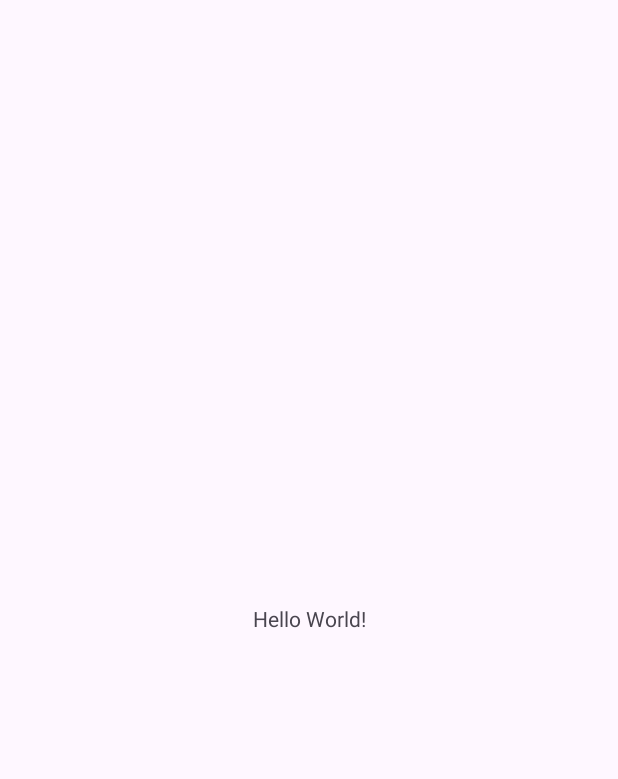
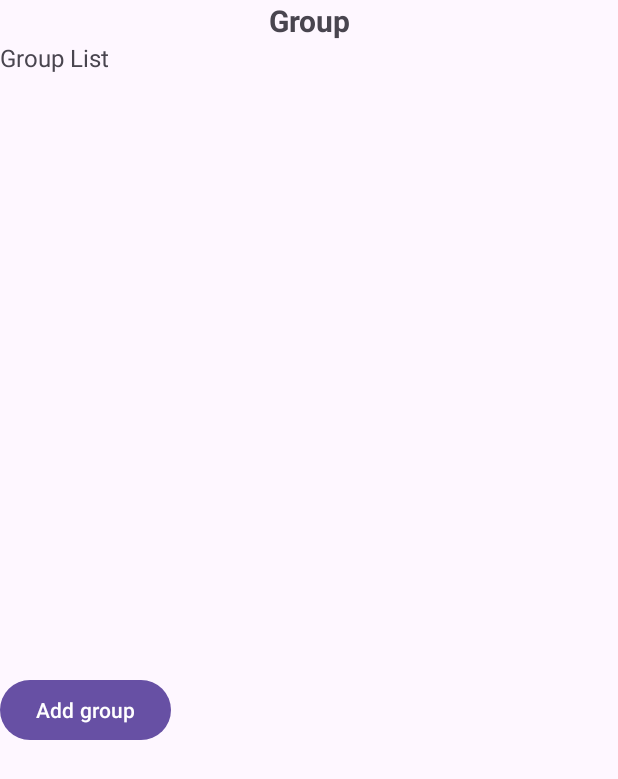
Before and after one commit to AdrianJelenici5/Munch-CMPT362, an Android app: the screen it shows after launch (MainActivity), on a phone screen of 412 x 824 dp. Before the commit the part shown is almost empty. Shown: the top 779 px of the screen. Run offline under Robolectric (Android 15) with nearby library versions, the phone set to English and light mode, and no system bars; our stand-ins replace Room's generated code.

Commit message:
Group list view, no input

```diff
--- a/app/src/main/java/com/example/munch_cmpt362/MainActivity.kt
+++ b/app/src/main/java/com/example/munch_cmpt362/MainActivity.kt
@@ -1,20 +1,20 @@
 package com.example.munch_cmpt362
 
 import android.os.Bundle
-import androidx.activity.enableEdgeToEdge
 import androidx.appcompat.app.AppCompatActivity
-import androidx.core.view.ViewCompat
-import androidx.core.view.WindowInsetsCompat
+import com.example.munch_cmpt362.group.GroupFragment
 
 class MainActivity : AppCompatActivity() {
+    private val groupTAG = "group tag"
     override fun onCreate(savedInstanceState: Bundle?) {
         super.onCreate(savedInstanceState)
-        enableEdgeToEdge()
-        setContentView(R.layout.activity_main)
-        ViewCompat.setOnApplyWindowInsetsListener(findViewById(R.id.main)) { v, insets ->
-            val systemBars = insets.getInsets(WindowInsetsCompat.Type.systemBars())
-            v.setPadding(systemBars.left, systemBars.top, systemBars.right, systemBars.bottom)
-            insets
+        //setContentView(R.layout.activity_main)
+
+        // Start the GROUP fragment
+        if(supportFragmentManager.findFragmentByTag(groupTAG) == null) {
+            val groupFragment = GroupFragment()
+            supportFragmentManager.beginTransaction().add(android.R.id.content, groupFragment, groupTAG)
+                .commit()
         }
     }
 }
--- /dev/null
+++ b/app/src/main/java/com/example/munch_cmpt362/group/GroupFragment.kt
@@ -0,0 +1,84 @@
+package com.example.munch_cmpt362.group
+
+import android.os.Bundle
+import android.view.LayoutInflater
+import android.view.View
+import android.view.ViewGroup
+import android.widget.Button
+import android.widget.ListView
+import android.widget.Toast
+import androidx.fragment.app.Fragment
+import androidx.lifecycle.ViewModelProvider
+import com.example.munch_cmpt362.R
+import com.example.munch_cmpt362.group.datadaoview.Group
+import com.example.munch_cmpt362.group.datadaoview.GroupDatabase
+import com.example.munch_cmpt362.group.datadaoview.GroupDatabaseDao
+import com.example.munch_cmpt362.group.datadaoview.GroupRepository
+import com.example.munch_cmpt362.group.datadaoview.GroupViewModel
+import com.example.munch_cmpt362.group.datadaoview.GroupViewModelFactory
+import com.example.munch_cmpt362.group.datadaoview.User
+import kotlinx.coroutines.CoroutineScope
+import kotlinx.coroutines.Dispatchers.IO
+import kotlinx.coroutines.launch
+
+class GroupFragment: Fragment() {
+
+    private lateinit var addGroupButton: Button
+    private lateinit var myGroupListView: ListView
+
+    private lateinit var groupList: ArrayList<Group>
+    private lateinit var myGroupListAdapter: GroupListAdapter
+    private lateinit var groupDatabase: GroupDatabase
+    private lateinit var groupDatabaseDao: GroupDatabaseDao
+    private lateinit var groupViewModel: GroupViewModel
+    private lateinit var groupRepository: GroupRepository
+    private lateinit var groupViewModelFactory: GroupViewModelFactory
+
+    override fun onCreateView(
+        inflater: LayoutInflater, container: ViewGroup?,
+        savedInstanceState: Bundle?
+    ): View? {
+        // Inflate the layout for this fragment
+        val view = inflater.inflate(R.layout.group_fragment, container, false)
+
+
+        myGroupListView = view.findViewById(R.id.group_list)
+        addGroupButton = view.findViewById(R.id.add_group)
+
+        groupList = ArrayList()
+        myGroupListAdapter = GroupListAdapter(requireActivity(), groupList)
+        myGroupListView.adapter = myGroupListAdapter
+
+        groupDatabase = GroupDatabase.getInstance(requireActivity())
+        groupDatabaseDao = groupDatabase.groupDatabaseDao
+        // get our User and stub into database
+        var user = User()
+        user.userID = 0L
+        user.userName = "Gabriel"
+        CoroutineScope(IO).launch {
+            groupDatabaseDao.insertStubUser(user)
+        }
+        // hopefully autogenerates 1
+
+        groupRepository = GroupRepository(groupDatabaseDao, 1L)
+        groupViewModelFactory = GroupViewModelFactory(groupRepository)
+        groupViewModel = ViewModelProvider(requireActivity(), groupViewModelFactory).get(GroupViewModel::class.java)
+        groupViewModel.allGroupsLiveData.observe(requireActivity()){
+            myGroupListAdapter.replace(it)
+            myGroupListAdapter.notifyDataSetChanged()
+        }
+
+        addGroupButton.setOnClickListener(){
+            Toast.makeText(requireActivity(), "TESTING BUTTON", Toast.LENGTH_SHORT).show()
+            // stub add group
+            var group = Group()
+            group.userID = 1L
+            group.groupName = "HAHA"
+            groupViewModel.insertGroup(group)
+        }
+
+
+        return view
+    }
+
+}
--- /dev/null
+++ b/app/src/main/java/com/example/munch_cmpt362/group/GroupListAdapter.kt
@@ -0,0 +1,37 @@
+package com.example.munch_cmpt362.group
+
+import android.content.Context
+import android.view.View
+import android.view.ViewGroup
+import android.widget.BaseAdapter
+import android.widget.TextView
+import com.example.munch_cmpt362.R
+import com.example.munch_cmpt362.group.datadaoview.Group
+
+class GroupListAdapter(private val context: Context, private var groupList: List<Group>): BaseAdapter() {
+    override  fun getItem(position: Int): Any{
+        return groupList.get(position)
+    }
+
+    override fun getItemId(position: Int): Long{
+        return position.toLong()
+    }
+
+    override fun getCount(): Int{
+        return groupList.size
+    }
+
+    override fun getView(position: Int, view: View?, viewGroup: ViewGroup?): View {
+        val view = View.inflate(context, R.layout.group_list_layout_adapter, null)
+        val textViewId = view.findViewById<TextView>(R.id.group_id)
+        val textViewName = view.findViewById<TextView>(R.id.group_name)
+        textViewId.text = groupList.get(position).groupID.toString()
+        textViewName.text = groupList.get(position).groupName
+        return view
+    }
+
+    fun replace(newList: List<Group>){
+        groupList = newList
+    }
+
+}
--- /dev/null
+++ b/app/src/main/java/com/example/munch_cmpt362/group/datadaoview/GroupDatabase.kt
@@ -0,0 +1,30 @@
+package com.example.munch_cmpt362.group.datadaoview
+
+import android.content.Context
+import androidx.room.Database
+import androidx.room.Room
+import androidx.room.RoomDatabase
+
+// Have stub users
+@Database(entities = [User::class, Group::class], version = 2)
+abstract class GroupDatabase: RoomDatabase() {
+    abstract val groupDatabaseDao: GroupDatabaseDao
+
+    companion object{
+        @Volatile
+        private var INSTANCE: GroupDatabase? = null
+
+        fun getInstance(context: Context): GroupDatabase{
+            synchronized(this){
+                var instance = INSTANCE
+                if(instance == null){
+                    instance = Room.databaseBuilder(context.applicationContext,
+                        GroupDatabase::class.java, "GC db").fallbackToDestructiveMigration().build()
+                    INSTANCE = instance
+                }
+                return instance
+            }
+        }
+
+    }
+}
--- /dev/null
+++ b/app/src/main/java/com/example/munch_cmpt362/group/datadaoview/GroupDatabaseDao.kt
@@ -0,0 +1,35 @@
+package com.example.munch_cmpt362.group.datadaoview
+
+import androidx.room.Dao
+import androidx.room.Insert
+import androidx.room.Query
+import kotlinx.coroutines.flow.Flow
+
+@Dao
+interface GroupDatabaseDao {
+    // Creating or adding members (add row to group database)
+    @Insert
+    suspend fun insertGroupAndUser(group: Group)
+
+    // Get all the groups from this one user
+    @Query("SELECT * FROM group_table WHERE user_ID=:key")
+    fun getAllUserGroups(key: Long): Flow<List<Group>>
+
+    // Get all restaurants
+    @Query("SELECT restaurant_name FROM group_table WHERE groupID=:key")
+    fun getAllRestaurants(key: Long): List<String>
+
+    // Voting, delete the false
+    @Query("DELETE FROM group_table WHERE groupID=:key AND user_ID = :userID " +
+            "AND restaurant_name = :restaurantName  AND voting = 0")
+    suspend fun voteUpRestaurant(key: Long, userID: Long, restaurantName: String)
+
+    // Voting, delete the true
+    @Query("DELETE FROM group_table WHERE groupID=:key AND user_ID = :userID " +
+            "AND restaurant_name = :restaurantName  AND voting = 1")
+    suspend fun voteDownRestaurant(key: Long, userID: Long, restaurantName: String)
+
+    // Stub User insert
+    @Insert
+    suspend fun insertStubUser(user: User)
+}
--- /dev/null
+++ b/app/src/main/java/com/example/munch_cmpt362/group/datadaoview/GroupEntity.kt
@@ -0,0 +1,47 @@
+package com.example.munch_cmpt362.group.datadaoview
+
+import androidx.room.ColumnInfo
+import androidx.room.Entity
+import androidx.room.ForeignKey
+import androidx.room.PrimaryKey
+
+// Sample user data
+@Entity(tableName = "user_table")
+data class User (
+    @PrimaryKey(autoGenerate = true)
+    @ColumnInfo(name = "user_ID")
+    var userID: Long = 0L,
+
+    @ColumnInfo(name = "user_name")
+    var userName: String = ""
+)
+
+// Data for basic group information
+@Entity(tableName = "group_table",
+    foreignKeys = [
+        ForeignKey(
+            entity = User::class,
+            // let one groupID able to have multiple userIDs (replicates list of users)
+            parentColumns = arrayOf("user_ID"),
+            childColumns = arrayOf("user_ID"),
+            onUpdate = ForeignKey.CASCADE,
+            onDelete = ForeignKey.CASCADE
+        )
+    ]
+    )
+data class Group (
+    @PrimaryKey(autoGenerate = true)
+    var groupID: Long = 0L,
+
+    @ColumnInfo(name = "user_ID")
+    var userID: Long = 0L,
+
+    @ColumnInfo(name = "group_name")
+    var groupName: String = "",
+
+    @ColumnInfo(name = "restaurant_name")
+    var restaurantName: String = "",
+
+    @ColumnInfo(name = "voting")
+    var voting: Boolean = false
+)
--- /dev/null
+++ b/app/src/main/java/com/example/munch_cmpt362/group/datadaoview/GroupViewModel.kt
@@ -0,0 +1,34 @@
+package com.example.munch_cmpt362.group.datadaoview
+
+import androidx.lifecycle.LiveData
+import androidx.lifecycle.ViewModel
+import androidx.lifecycle.ViewModelProvider
+import androidx.lifecycle.asLiveData
+
+class GroupViewModel(private val groupRepository: GroupRepository): ViewModel() {
+    val allGroupsLiveData: LiveData<List<Group>> = groupRepository.allUserGroups.asLiveData()
+
+    fun insertGroup(group: Group){
+        groupRepository.insertGroup(group)
+    }
+
+    fun getAllRestaurants(groupID: Long){
+        groupRepository.getAllRestaurants(groupID)
+    }
+
+    fun voteUpRestaurant(groupID: Long, userID: Long, restaurantName: String, group: Group){
+        groupRepository.voteUpRestaurant(groupID, userID, restaurantName, group)
+    }
+
+    fun voteDownRestaurant(groupID: Long, userID: Long, restaurantName: String, group: Group) {
+        groupRepository.voteDownRestaurant(groupID, userID, restaurantName, group)
+    }
+}
+
+class GroupViewModelFactory(private val repository: GroupRepository): ViewModelProvider.Factory{
+    override fun <T: ViewModel> create(modelClass: Class<T>): T{
+        if(modelClass.isAssignableFrom(GroupViewModel::class.java))
+            return GroupViewModel(repository) as T
+        throw IllegalArgumentException("Unknown ViewModel class")
+    }
+}
--- /dev/null
+++ b/app/src/main/res/layout/group_fragment.xml
@@ -0,0 +1,41 @@
+<RelativeLayout
+    xmlns:android="http://schemas.android.com/apk/res/android"
+    android:layout_width="match_parent"
+    android:layout_height="match_parent">
+
+    <TextView
+        android:id="@+id/group_title"
+        android:layout_width="match_parent"
+        android:layout_height="wrap_content"
+        android:text="Group"
+        android:textAlignment="center"
+        android:textSize="20sp"
+        android:textStyle="bold"
+        />
+
+    <TextView
+        android:id="@+id/group_list_title"
+        android:layout_width="match_parent"
+        android:layout_height="wrap_content"
+        android:text="Group List"
+        android:textSize="16sp"
+        android:layout_below="@id/group_title"
+        />
+
+    <ListView
+        android:id="@+id/group_list"
+        android:layout_width="match_parent"
+        android:layout_height="400dp"
+        android:layout_below="@id/group_list_title"
+        />
+
+    <Button
+        android:id="@+id/add_group"
+        android:layout_width="wrap_content"
+        android:layout_height="wrap_content"
+        android:text="Add group"
+        android:layout_below="@id/group_list"
+        />
+
+
+</RelativeLayout>
```
Also changed, not shown: app/build.gradle.kts (+9 -1 lines), app/src/main/java/com/example/munch_cmpt362/group/datadaoview/GroupRepository.kt (added, +41 -0 lines), app/src/main/res/layout/group_list_layout_adapter.xml (added, +21 -0 lines).
